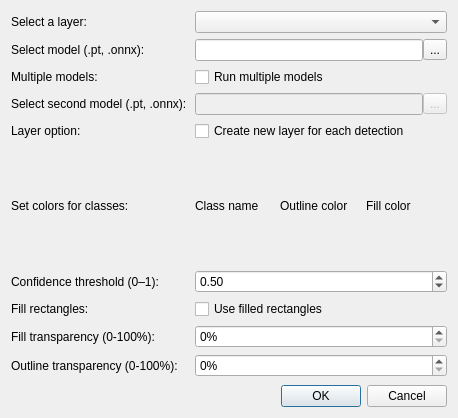
This is yolo_plugin/yolo_plugin_dialog_base.ui in mateusz29/qgis-yolo-plugin as Qt 5 draws it before an edit. The edited form follows.
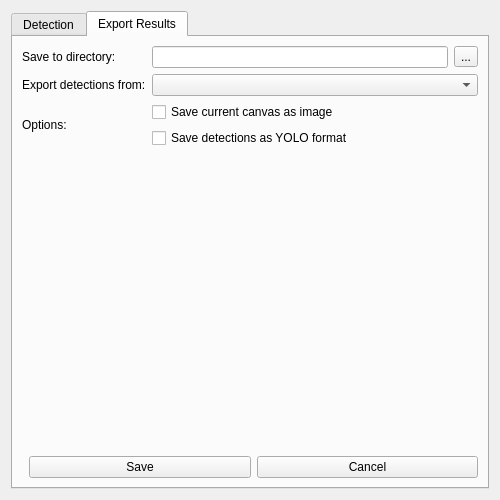
This is the edited form. The open tabs and pages were chosen to show the change.

Commit message: Add the ability to save the canvas and detections

What changed in the file:
```diff
--- a/yolo_plugin/yolo_plugin_dialog_base.ui
+++ b/yolo_plugin/yolo_plugin_dialog_base.ui
@@ -6,17 +6,24 @@
    <rect>
     <x>0</x>
     <y>0</y>
-    <width>458</width>
-    <height>418</height>
+    <width>500</width>
+    <height>500</height>
    </rect>
   </property>
   <property name="windowTitle">
    <string>YOLO Plugin</string>
   </property>
-  <layout class="QVBoxLayout" name="verticalLayout">
-   <property name="spacing">
-    <number>8</number>
-   </property>
+  <layout class="QVBoxLayout" name="mainVerticalLayout">
+   <item>
+    <widget class="QTabWidget" name="tabWidget">
+     <property name="currentIndex">
+      <number>0</number>
+     </property>
+     <widget class="QWidget" name="tab_detection">
+      <attribute name="title">
+       <string>Detection</string>
+      </attribute>
+      <layout class="QVBoxLayout" name="verticalLayout_detection">
    <item>
     <layout class="QGridLayout" name="gridLayout">
      <property name="verticalSpacing">
@@ -150,14 +157,14 @@
           </widget>
          </item>
          <item>
-          <widget class="QLabel" name="label_outline">
+              <widget class="QLabel" name="label_outline_color_header">
            <property name="text">
             <string>Outline color</string>
            </property>
           </widget>
          </item>
          <item>
-          <widget class="QLabel" name="label_fill">
+              <widget class="QLabel" name="label_fill_header">
            <property name="text">
             <string>Fill color</string>
            </property>
@@ -253,47 +260,152 @@
     </layout>
    </item>
    <item>
-    <widget class="QDialogButtonBox" name="button_box">
-     <property name="standardButtons">
-      <set>QDialogButtonBox::Cancel|QDialogButtonBox::Ok</set>
-     </property>
-    </widget>
-   </item>
-  </layout>
- </widget>
- <resources/>
- <connections>
-  <connection>
-   <sender>button_box</sender>
-   <signal>accepted()</signal>
-   <receiver>YOLOPluginDialogBase</receiver>
-   <slot>accept()</slot>
-   <hints>
-    <hint type="sourcelabel">
-     <x>20</x>
-     <y>20</y>
-    </hint>
-    <hint type="destinationlabel">
-     <x>20</x>
-     <y>20</y>
-    </hint>
-   </hints>
-  </connection>
-  <connection>
-   <sender>button_box</sender>
-   <signal>rejected()</signal>
-   <receiver>YOLOPluginDialogBase</receiver>
-   <slot>reject()</slot>
-   <hints>
-    <hint type="sourcelabel">
-     <x>20</x>
-     <y>20</y>
-    </hint>
-    <hint type="destinationlabel">
-     <x>20</x>
-     <y>20</y>
-    </hint>
-   </hints>
-  </connection>
- </connections>
+        <spacer name="verticalSpacer_detect">
+         <property name="orientation">
+          <enum>Qt::Vertical</enum>
+         </property>
+         <property name="sizeHint" stdset="0">
+          <size>
+           <width>20</width>
+           <height>40</height>
+          </size>
+         </property>
+        </spacer>
+       </item>
+       <item>
+        <layout class="QHBoxLayout" name="horizontalLayout_detect_buttons">
+         <item>
+          <spacer name="horizontalSpacer_detect">
+           <property name="orientation">
+            <enum>Qt::Horizontal</enum>
+           </property>
+          </spacer>
+         </item>
+         <item>
+          <widget class="QPushButton" name="btn_detect_ok">
+           <property name="text">
+            <string>OK</string>
+           </property>
+          </widget>
+         </item>
+         <item>
+          <widget class="QPushButton" name="btn_detect_cancel">
+           <property name="text">
+            <string>Cancel</string>
+           </property>
+          </widget>
+         </item>
+        </layout>
+       </item>
+      </layout>
+     </widget>
+     <widget class="QWidget" name="tab_export">
+      <attribute name="title">
+       <string>Export Results</string>
+      </attribute>
+      <layout class="QVBoxLayout" name="verticalLayout_export">
+       <item>
+        <layout class="QGridLayout" name="gridLayout_export">
+         <item row="0" column="0">
+          <widget class="QLabel" name="label_export_dir">
+           <property name="text">
+            <string>Save to directory:</string>
+           </property>
+          </widget>
+         </item>
+         <item row="0" column="1">
+          <layout class="QHBoxLayout" name="horizontalLayout_export_dir">
+           <item>
+            <widget class="QLineEdit" name="lineEdit_export_dir"/>
+           </item>
+           <item>
+            <widget class="QToolButton" name="toolButton_export_dir">
+             <property name="text">
+              <string>...</string>
+             </property>
+            </widget>
+           </item>
+          </layout>
+         </item>
+         <item row="1" column="0">
+          <widget class="QLabel" name="label_export_layer">
+           <property name="text">
+            <string>Export detections from:</string>
+           </property>
+          </widget>
+         </item>
+         <item row="1" column="1">
+          <widget class="QComboBox" name="comboBox_export_layer"/>
+         </item>
+         <item row="2" column="0">
+          <widget class="QLabel" name="label_options">
+           <property name="text">
+            <string>Options:</string>
+           </property>
+          </widget>
+         </item>
+         <item row="2" column="1">
+          <layout class="QVBoxLayout" name="verticalLayout_export_options">
+           <item>
+            <widget class="QCheckBox" name="checkBox_save_canvas">
+             <property name="text">
+              <string>Save current canvas as image</string>
+             </property>
+            </widget>
+           </item>
+           <item>
+            <widget class="QCheckBox" name="checkBox_save_yolo">
+             <property name="text">
+              <string>Save detections as YOLO format</string>
+             </property>
+            </widget>
+           </item>
+          </layout>
+         </item>
+        </layout>
+       </item>
+       <item>
+        <spacer name="verticalSpacer_export">
+         <property name="orientation">
+          <enum>Qt::Vertical</enum>
+         </property>
+         <property name="sizeHint" stdset="0">
+          <size>
+           <width>20</width>
+           <height>40</height>
+          </size>
+         </property>
+        </spacer>
+       </item>
+       <item>
+        <layout class="QHBoxLayout" name="horizontalLayout_export_buttons">
+         <item>
+          <spacer name="horizontalSpacer_export">
+           <property name="orientation">
+            <enum>Qt::Horizontal</enum>
+           </property>
+          </spacer>
+         </item>
+         <item>
+          <widget class="QPushButton" name="btn_export_save">
+           <property name="text">
+            <string>Save</string>
+           </property>
+          </widget>
+         </item>
+         <item>
+          <widget class="QPushButton" name="btn_export_cancel">
+           <property name="text">
+            <string>Cancel</string>
+           </property>
+          </widget>
+         </item>
+        </layout>
+       </item>
+      </layout>
+     </widget>
+    </widget>
+   </item>
+  </layout>
+ </widget>
 </ui>
```
Left out of the diff: 2 changed lines with no effect on the pictures. Lines whose indentation alone changed are shown as unchanged. The commit also changes 2 other files.
